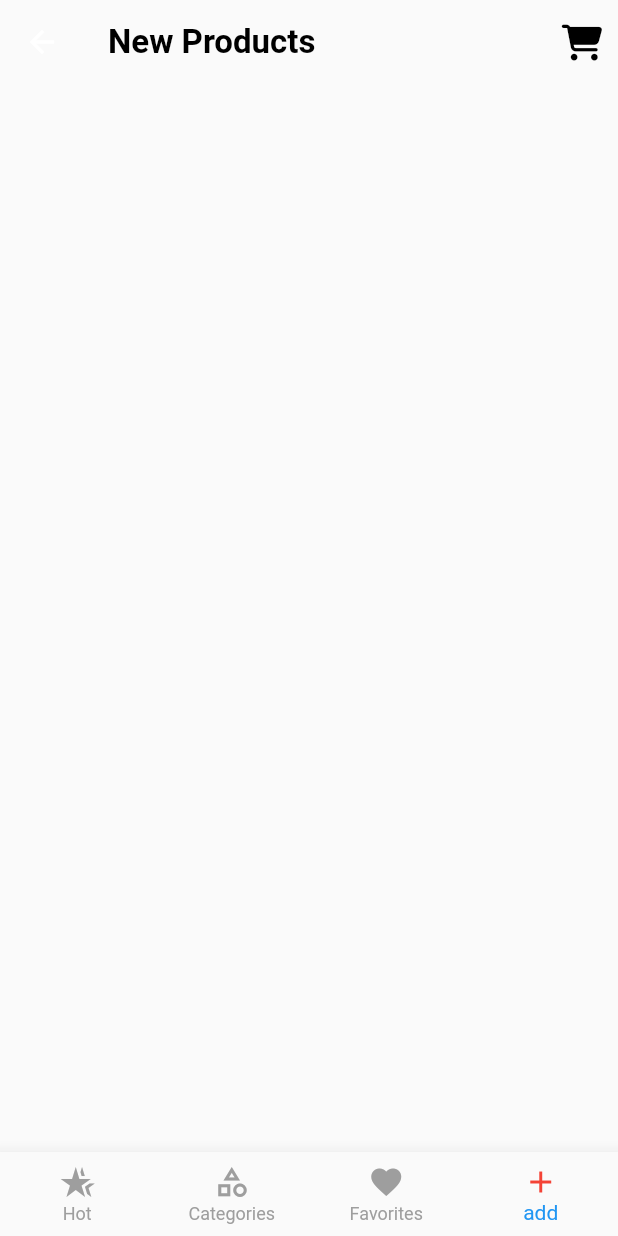
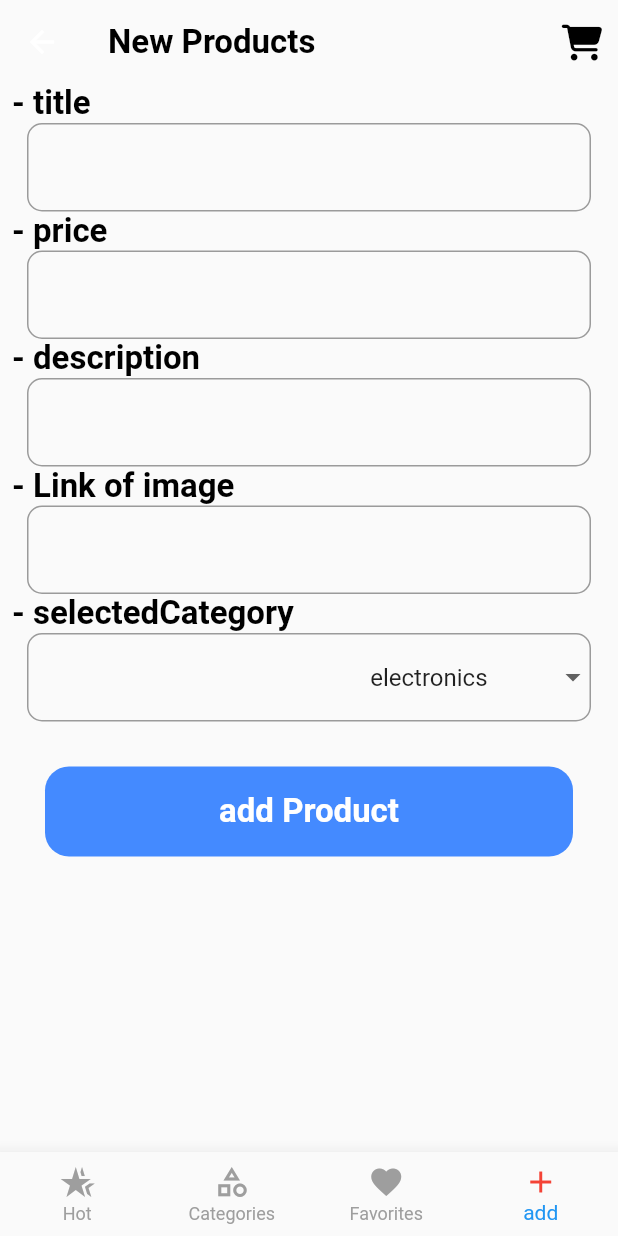
Before and after one commit to MohammedOsama1/eCommerce_store, a Flutter app: the LayoutScreen screen opened by its route, item 4 of the bottom bar chosen, on a phone screen of 412 x 824 dp. Run offline on Flutter 3.47's test engine with Material 2 defaults, Android fonts, the light colour scheme and no system bars; our stand-ins replace flutter_bloc, font_awesome_flutter, google_fonts, shared_preferences, smooth_page_indicator; accounts and stored records are empty; network calls fail; Roboto replaces fonts that are missing (Cairo).

Commit message:
add product screen design

```diff
--- a/lib/cubit/cubit.dart
+++ b/lib/cubit/cubit.dart
@@ -17,10 +17,10 @@ class HomeCubit extends Cubit<HomeStates> {
   static HomeCubit get(context) => BlocProvider.of(context);
 
   int currentIndex = 0;
-  List<Widget> screens = const [
-    HotScreen(),
-    CategoryScreen(),
-    FavoritesScreen(),
+  List<Widget> screens = [
+    const HotScreen(),
+    const CategoryScreen(),
+    const FavoritesScreen(),
     AddProductScreen(),
   ];
   List<BottomNavigationBarItem> bottom = const [
@@ -83,18 +83,17 @@ class HomeCubit extends Cubit<HomeStates> {
     productCategoryList.clear();
   }
 
-  Future addProduct(ProductModel model) async {
+  Future addProduct(title, price, description, image, category) async {
     emit(AddProductLoadingState());
     String url = 'https://fakestoreapi.com/products';
     await http.post(Uri.parse(url), body: {
-      "title": model.title,
-      "price": model.price,
-      "description": model.description,
-      "image": model.image,
-      "category": model.category
+      "title": title,
+      "price": price,
+      "description": description,
+      "image": image,
+      "category": category
     }).then((value) {
       emit(AddProductSucState());
-      print(value.body);
     }).catchError((onError) {
       emit(AddProductErrorState());
     });
--- a/lib/screens/add_product.dart
+++ b/lib/screens/add_product.dart
@@ -1,10 +1,142 @@
+import 'package:ecommerce_store/cubit/cubit.dart';
+import 'package:ecommerce_store/cubit/state.dart';
+import 'package:ecommerce_store/widgets/theme.dart';
 import 'package:flutter/material.dart';
+import 'package:flutter_bloc/flutter_bloc.dart';
 
-class AddProductScreen extends StatelessWidget {
-  const AddProductScreen({Key? key}) : super(key: key);
+class AddProductScreen extends StatefulWidget {
+  AddProductScreen({Key? key}) : super(key: key);
+
+  @override
+  State<AddProductScreen> createState() => _AddProductScreenState();
+}
+
+class _AddProductScreenState extends State<AddProductScreen> {
+  var titleCont = TextEditingController();
+
+  var priceCont = TextEditingController();
+
+  var descriptionCont = TextEditingController();
+
+  var category = TextEditingController();
+
+  var imgUrlCont = TextEditingController();
+
+  var selectedcont = TextEditingController();
+
+  GlobalKey<FormState> formKey = GlobalKey();
+
+
+  String selectedCategory = "electronics";
+
+  List <String> categoryList = [
+    "electronics",
+    "jewelery",
+    "men's clothing",
+    "women's clothing"
+  ];
+
 
   @override
   Widget build(BuildContext context) {
-    return Container();
+    return BlocConsumer<HomeCubit,HomeStates>(
+      listener:(context,state){},
+      builder: (context,state){return Scaffold(
+        body: SingleChildScrollView(
+            child: Form(
+              key: formKey,
+              child: Column(
+                mainAxisAlignment: MainAxisAlignment.center,
+                children: [
+                  buildTFF('- title',cont: titleCont),
+                  buildTFF('- price',cont: priceCont),
+                  buildTFF('- description',cont:descriptionCont),
+                  buildTFF('- Link of image',cont: imgUrlCont),
+                  buildTFF('- selectedCategory',cont: selectedcont, widget: DropdownButton(
+                      underline: Container(
+                        height: 0,
+                      ),
+                      value: selectedCategory,
+                      dropdownColor: Colors.blueGrey,
+                      items: categoryList
+                          .map<DropdownMenuItem<String>>((String e) =>
+                          DropdownMenuItem<String>(
+                              value: e.toString(), child: Text(e.toString())))
+                          .toList(),
+                      onChanged: (value) {
+                        setState(() {
+                          selectedCategory = value.toString();
+                        });
+                      })),
+                  InkWell(
+                    onTap: (){
+                      if(formKey.currentState!.validate()) {
+                        HomeCubit.get(context).addProduct(titleCont.text, priceCont.text, descriptionCont.text, imgUrlCont.text, selectedcont.text);
+                      }
+                    },
+                    child: Container(
+                      height: 60,
+                      margin: const EdgeInsets.all(30),
+                      width: double.infinity,
+                      decoration: BoxDecoration(
+                          color: Colors.blueAccent,
+                          borderRadius: BorderRadius.circular(16)),
+                      child: Center(
+                          child: Text(
+                            'add Product',
+                            style: primaryStyle.copyWith(color: Colors.white),
+                          )),
+                    ),
+                  )
+                ],
+              ),
+            )),
+      );},
+    );
+  }
+
+  Padding buildTFF(txt,{widget,cont}) {
+    return Padding(
+      padding: const EdgeInsets.symmetric(horizontal: 8.0),
+      child: Column(
+        crossAxisAlignment: CrossAxisAlignment.start,
+        children: [
+          const SizedBox(
+            width: 10,
+          ),
+          Text(
+            txt,
+            style: primaryStyle,
+          ),
+          Row(
+            children: [
+              const SizedBox(
+                width: 10,
+              ),
+              Expanded(
+                child: TextFormField(
+                  readOnly: widget==null ? false : true,
+                  controller: cont,
+                  // validator: (value) {
+                  //   if (value!.isEmpty) {
+                  //     return 'it can\'t be null';
+                  //   }
+                  // }
+
+                  decoration: InputDecoration(
+                    suffixIcon: widget,
+                      border: OutlineInputBorder(
+                    borderRadius: BorderRadius.circular(10),
+                  )),
+                ),
+              ),
+              const SizedBox(
+                width: 10,
+              ),
+            ],
+          ),
+        ],
+      ),
+    );
   }
 }
```
